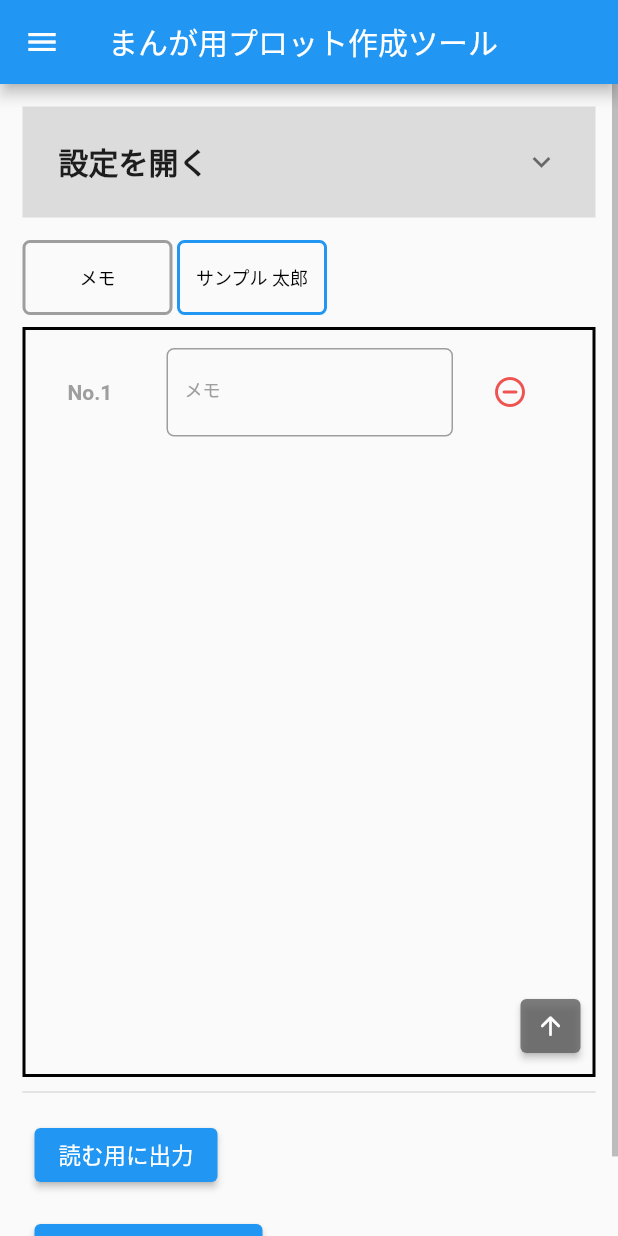
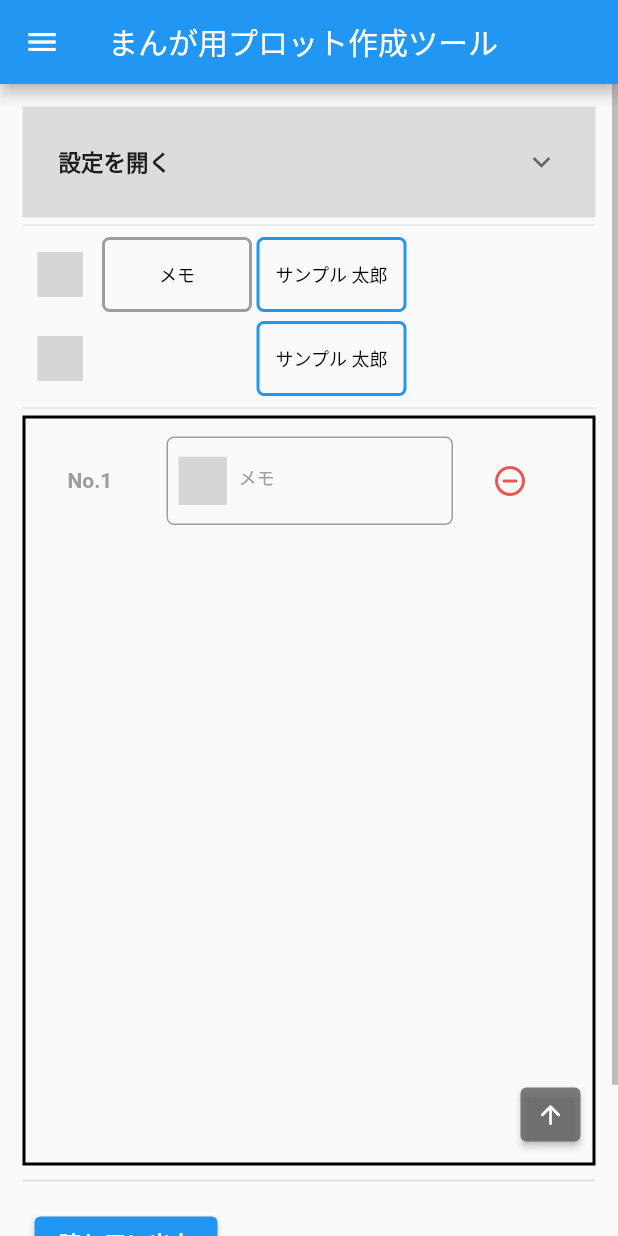
Before and after one commit to smsmsy/story_maker_for_clip_studio, a Flutter app: the screen it shows after launch, on a phone screen of 412 x 824 dp. Run offline on Flutter 3.47's test engine with Material 2 defaults, Android fonts, the light colour scheme and no system bars; our stand-ins replace firebase_auth, firebase_core, flutter_colorpicker, flutter_svg; accounts and stored records are empty; Roboto replaces fonts that are missing (源柔ゴシックＰ); grey boxes are pictures that could not be loaded.

Commit message:
fix features

```diff
--- a/lib/classes/person_class.dart
+++ b/lib/classes/person_class.dart
@@ -4,44 +4,50 @@ import 'package:flutter/material.dart';
 class Person {
   String name;
   Color color;
+  bool hasMood;
 
 //<editor-fold desc="Data Methods">
 
   Person({
     required this.name,
     required this.color,
+    required this.hasMood,
   });
 
   @override
   bool operator ==(Object other) =>
       identical(this, other) ||
-      (other is Person &&
-          runtimeType == other.runtimeType &&
-          name == other.name &&
-          color == other.color);
+          (other is Person &&
+              runtimeType == other.runtimeType &&
+              name == other.name &&
+              color == other.color &&
+              hasMood == other.hasMood);
 
   @override
-  int get hashCode => name.hashCode ^ color.hashCode;
+  int get hashCode => name.hashCode ^ color.hashCode ^ hasMood.hashCode;
 
   @override
   String toString() {
-    return 'Person{' + ' name: $name,' + ' color: $color,' + '}';
+    return 'Person{ name: $name, color: $color, hasMood: $hasMood, }';
   }
 
   Person copyWith({
     String? name,
     Color? color,
+    bool? hasMood,
   }) {
     return Person(
       name: name ?? this.name,
       color: color ?? this.color,
+      hasMood: hasMood ?? this.hasMood,
     );
   }
 
   Map<String, dynamic> toMap() {
     return {
-      'name': this.name,
-      'color': this.color,
+      'name': name,
+      'color': color,
+      'hasMood': hasMood,
     };
   }
 
@@ -49,6 +55,7 @@ class Person {
     return Person(
       name: map['name'] as String,
       color: map['color'] as Color,
+      hasMood: map['hasMood'] as bool,
     );
   }
 
--- a/lib/main.dart
+++ b/lib/main.dart
@@ -1,7 +1,6 @@
 import 'dart:ui';
 
 import 'package:flutter/material.dart';
-import 'package:flutter/scheduler.dart';
 import 'package:flutter/services.dart';
 
 import 'pages/add_person_page.dart';
@@ -13,6 +12,8 @@ import 'classes/person_class.dart';
 import 'package:firebase_core/firebase_core.dart';
 import 'firebase_options.dart';
 import 'package:firebase_auth/firebase_auth.dart';
+
+import 'package:flutter_svg/flutter_svg.dart';
 
 enum ResultAlertDialog {
   ok, cancel,
@@ -71,10 +72,8 @@ class _MyHomePageState extends State<MyHomePage> with WidgetsBindingObserver  {
   List<Person> personsCombinedMemo = [];
   List<Content> contents = [];
   // List<TextEditingController> textEditingControllers = [];
-  final Person memo = Person(name: "メモ", color: Colors.grey);
+  final Person memo = Person(name: "メモ", color: Colors.grey, hasMood: false);
 
-  late Brightness brightness;
-  late bool isDarkMode;
   late Color textButtonColor;
   bool _expandedSettingsView = false;
 
@@ -94,18 +93,15 @@ class _MyHomePageState extends State<MyHomePage> with WidgetsBindingObserver  {
       });
     });
 
-    brightness = SchedulerBinding.instance!.window.platformBrightness;
-    isDarkMode = brightness == Brightness.dark;
-
     WidgetsBinding.instance?.addObserver(this);
     _brightness = WidgetsBinding.instance?.window.platformBrightness;
-    _brightness = WidgetsBinding.instance?.window.platformBrightness;
     isDark = _brightness == Brightness.dark;
-    textButtonColor = isDarkMode ? Colors.white : Colors.black;
+    textButtonColor = isDark ? Colors.white : Colors.black;
 
     persons.add(Person(
       name: "サンプル 太郎",
       color: Colors.blue,
+      hasMood: true
     ),);
     contents.add(Content(
       person: memo,
@@ -149,7 +145,6 @@ class _MyHomePageState extends State<MyHomePage> with WidgetsBindingObserver  {
 
     super.dispose();
   }
-
 
   User? _user;
 
@@ -229,19 +224,17 @@ class _MyHomePageState extends State<MyHomePage> with WidgetsBindingObserver  {
             child: Column(
               crossAxisAlignment: CrossAxisAlignment.start,
               children: [
+
                 /// SettingsView
                 Container(
                   padding: const EdgeInsets.all(_edgeValueMedium),
-                  color: isDarkMode ? const Color(0x1FFFFFFF) : const Color(0x1F000000),
+                  color: isDark ? const Color(0x1FFFFFFF) : const Color(0x1F000000),
                   child: Theme(
                     data: Theme.of(context).copyWith(dividerColor: Colors.transparent),
                     child: ExpansionTile(
                       title: Text(
                         _expandedSettingsView ? "設定を閉じる" : "設定を開く",
-                        style: const TextStyle(
-                          fontSize: 20,
-                          fontWeight: FontWeight.bold,
-                        ),
+                        style: const TextStyle(fontSize: 15, fontWeight: FontWeight.bold),
                       ),
                       onExpansionChanged: (changed) {
                         _expandedSettingsView = changed;
@@ -372,9 +365,21 @@ class _MyHomePageState extends State<MyHomePage> with WidgetsBindingObserver  {
                     ),
                   ),
                 ),
+                const Divider(thickness: 0, height: 10.0,),
 
+                /// ContentsView
+                Row(
+                  children: [
                     Container(
-                  margin: const EdgeInsets.only(bottom: _edgeValueMedium, top: _edgeValueLarge),
+                      width: 50,
+                      alignment: Alignment.center,
+                      child: isDark
+                          ? SvgPicture.asset("/images/svgs/serif.svg", color: Colors.white, width: 30,)
+                          : SvgPicture.asset("/images/svgs/serif.svg", color: Colors.black, width: 30,),
+                    ),
+                    Expanded(
+                      child: Container(
+                        margin: const EdgeInsets.all(_edgeValueSmall),
                         height: 50.0,
                         child: ListView.builder(
                           scrollDirection: Axis.horizontal,
@@ -384,6 +389,35 @@ class _MyHomePageState extends State<MyHomePage> with WidgetsBindingObserver  {
                           },
                         ),
                       ),
+                    ),
+                  ],
+                ),
+                Row(
+                  children: [
+                    Container(
+                      width: 50,
+                      alignment: Alignment.center,
+                      child: isDark
+                          ? SvgPicture.asset("/images/svgs/mood.svg", color: Colors.white, width: 30,)
+                          : SvgPicture.asset("/images/svgs/mood.svg", color: Colors.black, width: 30,),
+                    ),
+                    Flexible(
+                      child: Container(
+                        margin: const EdgeInsets.all(_edgeValueSmall),
+                        height: 50.0,
+                        child: ListView.builder(
+                          scrollDirection: Axis.horizontal,
+                          itemCount: persons.length + 1,
+                          itemBuilder: (BuildContext context, int index){
+                            return personListViewOfContentsViewForMood(index);
+                          },
+                        ),
+                      ),
+                    ),
+                  ],
+                ),
+                const Divider(thickness: 0, height: 10.0,),
+
                 Container(
                   decoration: BoxDecoration(border: Border.all(width: 2),),
                   padding: const EdgeInsets.all(_edgeValueMedium),
@@ -409,7 +443,7 @@ class _MyHomePageState extends State<MyHomePage> with WidgetsBindingObserver  {
                             onPressed: () => setState(() {
                               scrollControllerForContentsView.animateTo(
                                 -scrollControllerForContentsView.position.minScrollExtent,
-                                duration: const Duration(seconds: 1),
+                                duration: const Duration(seconds: 1, milliseconds: 500),
                                 curve: Curves.ease,
                               );
                             }),
@@ -427,11 +461,12 @@ class _MyHomePageState extends State<MyHomePage> with WidgetsBindingObserver  {
                     ],
                   ),
                 ),
-
                 const Divider(
                   thickness: 1.0,
                   height: 20.0,
                 ),
+
+                /// OutputView
                 Column(
                   mainAxisAlignment: MainAxisAlignment.start,
                   crossAxisAlignment: CrossAxisAlignment.start,
@@ -441,7 +476,7 @@ class _MyHomePageState extends State<MyHomePage> with WidgetsBindingObserver  {
                       child: ConstrainedBox(
                           constraints: const BoxConstraints(),
                           child: ElevatedButton(
-                            child: const Text("読む用に出力", style: TextStyle(fontSize: 15),),
+                            child: const Text("読む用に出力", style: TextStyle(fontSize: 15, fontWeight: FontWeight.bold),),
                             onPressed: () async {
                               if(contents.any((content) => content.line == "")){
                                 ResultAlertDialog selection = await _showWarningLineEmpty() as ResultAlertDialog;
@@ -485,12 +520,7 @@ class _MyHomePageState extends State<MyHomePage> with WidgetsBindingObserver  {
   }
 
   Widget personListViewOfContentsView(int index) {
-    if(persons.isEmpty){
-      personsCombinedMemo = [memo];
-    } else {
-      personsCombinedMemo = [...persons];
-      if(personsCombinedMemo[0] != memo) personsCombinedMemo.insert(0, memo);
-    }
+    setCombinedPersons();
 
     return Container(
       margin: const EdgeInsets.only(right: _edgeValueSmall),
@@ -505,8 +535,12 @@ class _MyHomePageState extends State<MyHomePage> with WidgetsBindingObserver  {
       child: TextButton(
         onPressed: () {
           setState(() {
-            contents.add(Content(
-              person: personsCombinedMemo[index],
+            contents.add( Content(
+              person: Person(
+                name: personsCombinedMemo[index].name,
+                color: personsCombinedMemo[index].color,
+                hasMood: false,
+              ),
               line: "",
               controller: TextEditingController(),
             ));
@@ -534,10 +568,77 @@ class _MyHomePageState extends State<MyHomePage> with WidgetsBindingObserver  {
     );
   }
 
+  Widget personListViewOfContentsViewForMood(int index) {
+    setCombinedPersons();
+
+    Widget widget = Container(
+      margin: const EdgeInsets.only(right: _edgeValueSmall),
+      width: 100,
+    );
+
+    if(personsCombinedMemo[index].hasMood){
+      widget = Container(
+        margin: const EdgeInsets.only(right: _edgeValueSmall),
+        width: 100,
+        decoration: BoxDecoration(
+            border: Border.all(
+              width: 2.0,
+              color: personsCombinedMemo[index].color,
+            ),
+            borderRadius: const BorderRadius.all(Radius.circular(_radiusValue))
+        ),
+        child: TextButton(
+          onPressed: () {
+            setState(() {
+              contents.add(Content(
+                person: Person(
+                  name: personsCombinedMemo[index].name,
+                  color: personsCombinedMemo[index].color,
+                  hasMood: true,
+                ),
+                line: "",
+                controller: TextEditingController(),
+              ));
+              contents[contents.length-1].controller.addListener(_reflectTextValueForContentsView);
+            });
+            scrollControllerForContentsView.animateTo(
+              macContext(),
+              curve: Curves.ease,
+              duration: const Duration(milliseconds: 750,),
+            );
+            // textEditingControllers.add(TextEditingController());
+          },
+          child: Padding(
+            padding: EdgeInsets.zero,
+            child: Text(
+              personsCombinedMemo[index].name,
+              textAlign: TextAlign.start,
+              style: TextStyle(
+                fontSize: 12,
+                color: textButtonColor,
+              ),
+            ),
+          ),
+        ),
+      );
+    }
+
+    return widget;
+  }
+
+  void setCombinedPersons() {
+    if(persons.isEmpty){
+      personsCombinedMemo = [memo];
+    } else {
+      personsCombinedMemo = [...persons];
+      if(personsCombinedMemo[0] != memo) personsCombinedMemo.insert(0, memo);
+    }
+  }
+
   Widget contentListViewOfContentsView(int index) {
     return ListTile(
       key: Key('$index'),
-      contentPadding: const EdgeInsets.only(left: 20.0, right: _edgeValueLarge),
+      contentPadding: const EdgeInsets.only(left: 20.0, right: 15),
       leading: Column(
         mainAxisAlignment: MainAxisAlignment.center,
         children: [
@@ -554,6 +655,10 @@ class _MyHomePageState extends State<MyHomePage> with WidgetsBindingObserver  {
         offset: const Offset(10, 0),
         child: TextFormField(
           decoration: InputDecoration(
+            prefixIcon: Padding(
+              padding: EdgeInsets.all(_edgeValueMedium),
+              child: _showIconForSerifOrMood(index),
+            ),
             focusedBorder: OutlineInputBorder(
               borderRadius: BorderRadius.circular(_radiusValue),
               borderSide: BorderSide(
@@ -584,6 +689,7 @@ class _MyHomePageState extends State<MyHomePage> with WidgetsBindingObserver  {
         ),
       ),
       trailing: Column(
+        mainAxisSize: MainAxisSize.max,
         mainAxisAlignment: MainAxisAlignment.center,
         children: [
           TextButton(
@@ -645,7 +751,7 @@ class _MyHomePageState extends State<MyHomePage> with WidgetsBindingObserver  {
       case ResultAlertDialog.ok:
         setState(() {
           for(int i = 0; i < contents.length; i++){
-            if(persons[index] == contents[i].person){
+            if(persons[index].name == contents[i].person.name){
               contents.removeAt(i);
               i--;
             }
@@ -795,4 +901,16 @@ class _MyHomePageState extends State<MyHomePage> with WidgetsBindingObserver  {
         : result = scrollControllerForContentsView.position.maxScrollExtent + 62;
     return result;
   }
+
+  Widget _showIconForSerifOrMood(int index) {
+    if(isDark){
+      return contents[index].person.hasMood
+          ? SvgPicture.asset("/images/svgs/mood.svg", color: Colors.white, width: 30, )
+          : SvgPicture.asset("/images/svgs/serif.svg", color: Colors.white, width: 30,);
+    } else {
+      return contents[index].person.hasMood
+          ? SvgPicture.asset("/images/svgs/mood.svg", color: Colors.black, width: 30,)
+          : SvgPicture.asset("/images/svgs/serif.svg", color: Colors.black, width: 30,);
     }
+  }
+}
```
Also changed, not shown: lib/pages/add_person_page.dart (+6 -5 lines), lib/pages/edit_person_page.dart (+24 -3 lines), pubspec.yaml (+7 -1 lines), assets/images/app_icon/icon.jpeg (renamed from lib/assets/icon/icon.jpeg), assets/images/svgs/mood.svg (added), assets/images/svgs/serif.svg (added), pubspec.lock, 1 other file. Lines whose indentation alone changed are shown as unchanged.
